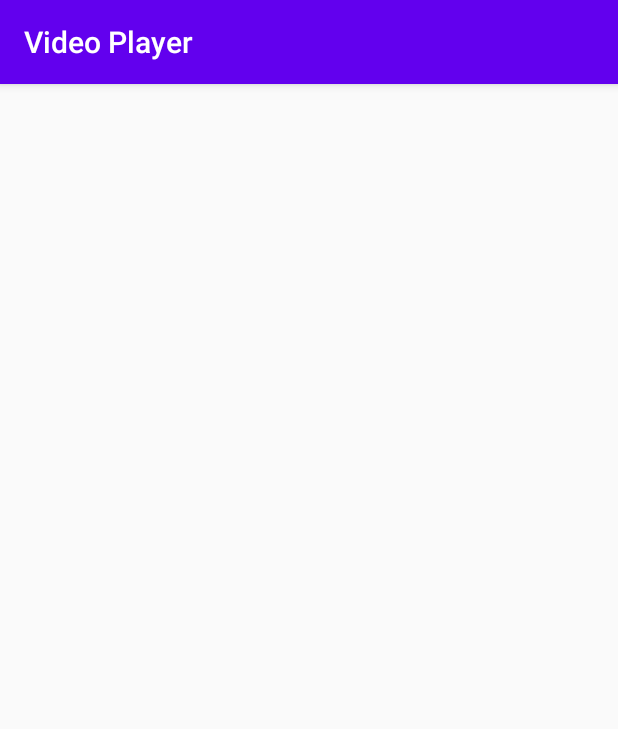
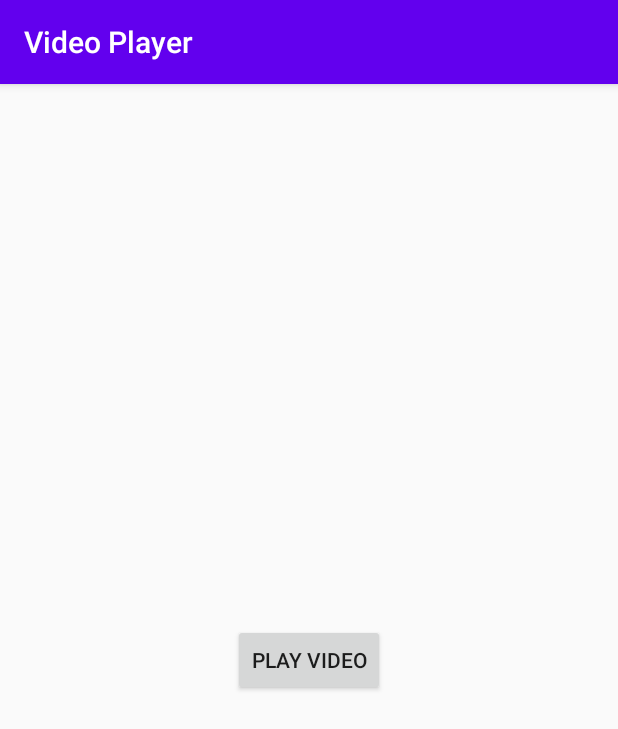
Before and after one commit to Sam-Bishopp/video-player-android, an Android app: the screen it shows after launch (MediaActivity), on a phone screen of 412 x 824 dp. Shown: the top 729 px of the screen. Run offline under Robolectric (Android 15) with nearby library versions, the phone set to English and light mode, and no system bars.

Commit message:
Testing parsing Uris from MediaActivity to PlayerActivity

```diff
--- a/app/src/main/java/com/sambishopp/videoplayer/activities/MediaActivity.java
+++ b/app/src/main/java/com/sambishopp/videoplayer/activities/MediaActivity.java
@@ -1,9 +1,13 @@
 package com.sambishopp.videoplayer.activities;
 
 import android.Manifest;
+import android.content.Intent;
 import android.content.pm.PackageManager;
+import android.net.Uri;
 import android.os.Bundle;
 import android.os.Environment;
+import android.view.View;
+import android.widget.Button;
 import android.widget.Toast;
 
 import com.sambishopp.videoplayer.R;
@@ -21,6 +25,7 @@ public class MediaActivity extends AppCompatActivity {
 
     private int STORAGE_WRITE_PERMISSION_CODE = 100;
     private String path = "PlayerTest" + "/" + "videos";
+    private Uri videoUri = Uri.parse("PlayerTest" + "/" + "videos" + "video.mp4");
 
     @Override
     public void onCreate(Bundle savedInstanceState) {
@@ -28,7 +33,23 @@ public class MediaActivity extends AppCompatActivity {
         setContentView(R.layout.activity_media);
 
         checkStoragePermissions(); //Check storage access permissions when the app starts.
+
+        Button playVideo = findViewById(R.id.playerTest);
+        playVideo.setOnClickListener(new View.OnClickListener() {
+            @Override
+            public void onClick(View view) {
+                openActivity();
+            }
+        });
     }
+
+    public void openActivity()
+    {
+        Intent intent = new Intent(this, PlayerActivity.class);
+        intent.putExtra("videoUri", videoUri);
+        startActivity(intent);
+    }
+
 
     //If permission is already granted; try to create directory. Otherwise request permission.
     private void checkStoragePermissions()
--- a/app/src/main/java/com/sambishopp/videoplayer/activities/PlayerActivity.java
+++ b/app/src/main/java/com/sambishopp/videoplayer/activities/PlayerActivity.java
@@ -7,7 +7,6 @@ import android.view.View;
 import com.google.android.exoplayer2.MediaItem;
 import com.google.android.exoplayer2.SimpleExoPlayer;
 import com.google.android.exoplayer2.ui.PlayerView;
-import com.google.android.exoplayer2.upstream.RawResourceDataSource;
 import com.sambishopp.videoplayer.R;
 
 import androidx.appcompat.app.AppCompatActivity;
@@ -67,7 +66,8 @@ public class PlayerActivity extends AppCompatActivity {
     {
         player = new SimpleExoPlayer.Builder(this).build();
 
-        Uri uri = RawResourceDataSource.buildRawResourceUri(R.raw.test);
+        Uri uri = getIntent().getParcelableExtra("videoUri");
+        //Uri uri = RawResourceDataSource.buildRawResourceUri(R.raw.test);
 
         playerView.setPlayer(player);
         player.setMediaItem(MediaItem.fromUri(uri));
--- a/app/src/main/res/layout/activity_media.xml
+++ b/app/src/main/res/layout/activity_media.xml
@@ -1,7 +1,20 @@
 <?xml version="1.0" encoding="utf-8"?>
 <androidx.constraintlayout.widget.ConstraintLayout
     xmlns:android="http://schemas.android.com/apk/res/android"
+    xmlns:app="http://schemas.android.com/apk/res-auto"
     android:layout_width="match_parent"
     android:layout_height="match_parent">
 
+    <Button
+        android:layout_width="wrap_content"
+        android:layout_height="wrap_content"
+        android:text="Play Video"
+        android:id="@+id/playerTest"
+        app:layout_constraintLeft_toLeftOf="parent"
+        app:layout_constraintRight_toRightOf="parent"
+        app:layout_constraintTop_toTopOf="parent"
+        app:layout_constraintBottom_toBottomOf="parent">
+
+    </Button>
+
 </androidx.constraintlayout.widget.ConstraintLayout>
```
